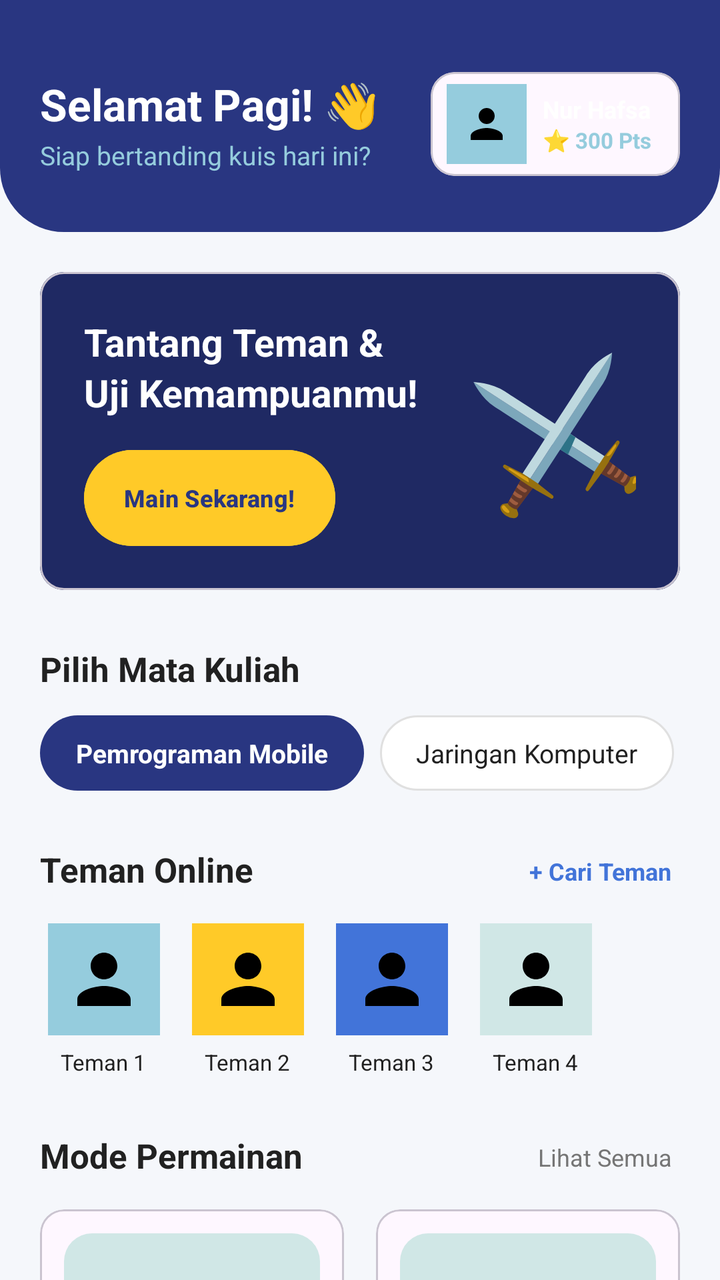
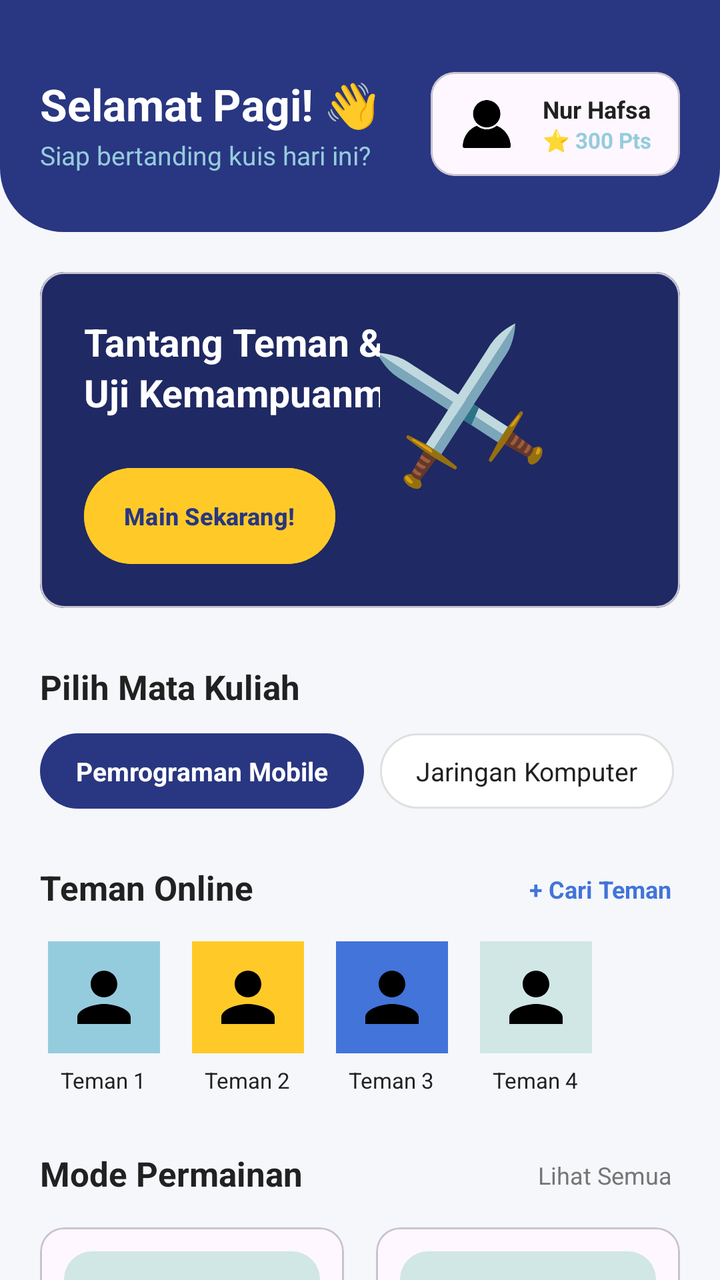

An Android layout rendered at two revisions. The XML below is the earlier revision; the diff shows what the commit changed to produce the second picture.
<!-- AndroidManifest.xml: application theme Theme.UTSklp3Mobile -->
<!-- res/layout/fragment_home.xml -->
<?xml version="1.0" encoding="utf-8"?>
<ScrollView xmlns:android="http://schemas.android.com/apk/res/android"
    xmlns:app="http://schemas.android
    .com/apk/res-auto"
    android:layout_width="match_parent"
    android:layout_height="match_parent"
    android:fillViewport="true"
    android:background="#F5F7FB"
    android:scrollbars="none">

    <LinearLayout
        android:layout_width="match_parent"
        android:layout_height="wrap_content"
        android:orientation="vertical"
        android:paddingBottom="90dp">

        
        <LinearLayout
            android:layout_width="match_parent"
            android:layout_height="wrap_content"
            android:background="@drawable/bg_header_curve"
            android:orientation="vertical"
            android:paddingHorizontal="20dp"
            android:paddingTop="36dp"
            android:paddingBottom="28dp">

            <LinearLayout
                android:layout_width="match_parent"
                android:layout_height="wrap_content"
                android:gravity="center_vertical"
                android:orientation="horizontal">

                <LinearLayout
                    android:layout_width="0dp"
                    android:layout_height="wrap_content"
                    android:layout_weight="1"
                    android:orientation="vertical">

                    <TextView
                        android:id="@+id/tvHomeUserName"
                        android:layout_width="wrap_content"
                        android:layout_height="wrap_content"
                        android:text="Selamat Pagi! 👋"
                        android:textColor="@color/white"
                        android:textSize="22sp"
                        android:textStyle="bold" />

                    <TextView
                        android:layout_width="wrap_content"
                        android:layout_height="wrap_content"
                        android:layout_marginTop="2dp"
                        android:text="Siap bertanding kuis hari ini?"
                        android:textColor="#95CCDD"
                        android:textSize="13sp" />
                </LinearLayout>

                
                <com.google.android.material.card.MaterialCardView
                    android:id="@+id/cardProfileRight"
                    android:layout_width="wrap_content"
                    android:layout_height="wrap_content"
                    android:layout_marginStart="12dp"
                    android:clickable="true"
                    android:focusable="true"
                    app:cardBackgroundColor="@color/dark_blue"
                    app:cardCornerRadius="28dp"
                    app:cardElevation="0dp"
                    app:strokeWidth="0dp">

                    <LinearLayout
                        android:layout_width="wrap_content"
                        android:layout_height="wrap_content"
                        android:gravity="center_vertical"
                        android:orientation="horizontal"
                        android:paddingStart="8dp"
                        android:paddingEnd="14dp"
                        android:paddingVertical="6dp">

                        <ImageView
                            android:id="@+id/ivProfileHeaderBg"
                            android:layout_width="40dp"
                            android:layout_height="40dp"
                            android:background="@drawable/bg_circle_avatar_1"
                            android:padding="8dp"
                            android:src="@drawable/ic_person"
                            app:tint="@color/primary" />

                        <LinearLayout
                            android:layout_width="wrap_content"
                            android:layout_height="wrap_content"
                            android:layout_marginStart="8dp"
                            android:orientation="vertical">

                            <TextView
                                android:id="@+id/tvProfileName"
                                android:layout_width="wrap_content"
                                android:layout_height="wrap_content"
                                android:ellipsize="end"
                                android:maxLines="1"
                                android:maxWidth="80dp"
                                android:text="Nur Hafsa"
                                android:textColor="@color/white"
                                android:textSize="12sp"
                                android:textStyle="bold" />

                            <TextView
                                android:id="@+id/tvHomePoints"
                                android:layout_width="wrap_content"
                                android:layout_height="wrap_content"
                                android:text="⭐ 300 Pts"
                                android:textColor="#95CCDD"
                                android:textSize="11sp"
                                android:textStyle="bold" />
                        </LinearLayout>
                    </LinearLayout>
                </com.google.android.material.card.MaterialCardView>
            </LinearLayout>
        </LinearLayout>

        
        <LinearLayout
            android:layout_width="match_parent"
            android:layout_height="wrap_content"
            android:orientation="vertical"
            android:paddingHorizontal="20dp"
            android:paddingTop="20dp">

            
            <com.google.android.material.card.MaterialCardView
                android:id="@+id/cardStartBattle"
                android:layout_width="match_parent"
                android:layout_height="wrap_content"
                android:layout_marginBottom="28dp"
                android:clickable="true"
                android:focusable="true"
                app:cardBackgroundColor="@color/primary"
                app:cardCornerRadius="28dp"
                app:cardElevation="4dp">

                <RelativeLayout
                    android:layout_width="match_parent"
                    android:layout_height="wrap_content"
                    android:background="@color/dark_blue"
                    android:padding="22dp">

                    
                    <TextView
                        android:id="@+id/tvHeroIcon"
                        android:layout_width="wrap_content"
                        android:layout_height="wrap_content"
                        android:layout_alignParentEnd="true"
                        android:layout_centerVertical="true"
                        android:alpha="0.95"
                        android:rotation="-12"
                        android:text="⚔️"
                        android:textSize="64sp" />

                    <LinearLayout
                        android:layout_width="match_parent"
                        android:layout_height="wrap_content"
                        android:layout_toStartOf="@id/tvHeroIcon"
                        android:orientation="vertical">

                        <TextView
                            android:layout_width="wrap_content"
                            android:layout_height="wrap_content"
                            android:text="Tantang Teman &amp;\nUji Kemampuanmu!"
                            android:textColor="@color/white"
                            android:textSize="19sp"
                            android:textStyle="bold"
                            android:lineSpacingExtra="3dp" />

                        <com.google.android.material.button.MaterialButton
                            android:id="@+id/btnPlayNow"
                            android:layout_width="wrap_content"
                            android:layout_height="wrap_content"
                            android:layout_marginTop="16dp"
                            android:insetTop="0dp"
                            android:insetBottom="0dp"
                            android:paddingHorizontal="20dp"
                            android:text="Main Sekarang!"
                            android:textColor="@color/primary"
                            android:textSize="12sp"
                            android:textStyle="bold"
                            android:backgroundTint="@color/butter_yellow"
                            app:backgroundTint="@color/butter_yellow"
                            app:cornerRadius="20dp"
                            app:strokeWidth="0dp" />
                    </LinearLayout>
                </RelativeLayout>
            </com.google.android.material.card.MaterialCardView>

            
            <TextView
                android:layout_width="wrap_content"
                android:layout_height="wrap_content"
                android:text="Pilih Mata Kuliah"
                android:textColor="@color/black"
                android:textSize="17sp"
                android:textStyle="bold" />

            <HorizontalScrollView
                android:layout_width="match_parent"
                android:layout_height="wrap_content"
                android:layout_marginTop="12dp"
                android:layout_marginBottom="28dp"
                android:clipToPadding="false"
                android:scrollbars="none">

                <LinearLayout
                    android:layout_width="wrap_content"
                    android:layout_height="wrap_content"
                    android:orientation="horizontal">

                    <TextView
                        android:id="@+id/tvMatkulMobile"
                        android:layout_width="wrap_content"
                        android:layout_height="wrap_content"
                        android:layout_marginEnd="8dp"
                        android:background="@drawable/bg_chip_primary"
                        android:clickable="true"
                        android:focusable="true"
                        android:paddingHorizontal="18dp"
                        android:paddingVertical="10dp"
                        android:text="Pemrograman Mobile"
                        android:textColor="@color/white"
                        android:textSize="13sp"
                        android:textStyle="bold" />

                    <TextView
                        android:id="@+id/tvMatkulJarkom"
                        android:layout_width="wrap_content"
                        android:layout_height="wrap_content"
                        android:layout_marginEnd="8dp"
                        android:background="@drawable/bg_chip_unselected"
                        android:clickable="true"
                        android:focusable="true"
                        android:paddingHorizontal="18dp"
                        android:paddingVertical="10dp"
                        android:text="Jaringan Komputer"
                        android:textColor="@color/black"
                        android:textSize="13sp" />

                    <TextView
                        android:id="@+id/tvMatkulSistop"
                        android:layout_width="wrap_content"
                        android:layout_height="wrap_content"
                        android:layout_marginEnd="8dp"
                        android:background="@drawable/bg_chip_unselected"
                        android:clickable="true"
                        android:focusable="true"
                        android:paddingHorizontal="18dp"
                        android:paddingVertical="10dp"
                        android:text="Sistem Operasi"
                        android:textColor="@color/black"
                        android:textSize="13sp" />

                    <TextView
                        android:id="@+id/tvMatkulBasdat"
                        android:layout_width="wrap_content"
                        android:layout_height="wrap_content"
                        android:background="@drawable/bg_chip_unselected"
                        android:clickable="true"
                        android:focusable="true"
                        android:paddingHorizontal="18dp"
                        android:paddingVertical="10dp"
                        android:text="Basis Data"
                        android:textColor="@color/black"
                        android:textSize="13sp" />
                </LinearLayout>
            </HorizontalScrollView>

            
            <RelativeLayout
                android:layout_width="match_parent"
                android:layout_height="wrap_content"
                android:layout_marginBottom="14dp">

                <TextView
                    android:layout_width="wrap_content"
                    android:layout_height="wrap_content"
                    android:layout_alignParentStart="true"
                    android:text="Teman Online"
                    android:textColor="@color/black"
                    android:textSize="17sp"
                    android:textStyle="bold" />

                <TextView
                    android:id="@+id/tvAddFriend"
                    android:layout_width="wrap_content"
                    android:layout_height="wrap_content"
                    android:layout_alignParentEnd="true"
                    android:layout_centerVertical="true"
                    android:padding="4dp"
                    android:text="+ Cari Teman"
                    android:textColor="@color/secondary"
                    android:textSize="12sp"
                    android:textStyle="bold" />
            </RelativeLayout>

            <HorizontalScrollView
                android:layout_width="match_parent"
                android:layout_height="wrap_content"
                android:layout_marginBottom="28dp"
                android:scrollbars="none">

                <LinearLayout
                    android:layout_width="wrap_content"
                    android:layout_height="wrap_content"
                    android:orientation="horizontal">

                    <LinearLayout
                        android:layout_width="64dp"
                        android:layout_height="wrap_content"
                        android:layout_marginEnd="8dp"
                        android:gravity="center_horizontal"
                        android:orientation="vertical">

                        <ImageView
                            android:layout_width="56dp"
                            android:layout_height="56dp"
                            android:background="@drawable/bg_circle_avatar_1"
                            android:padding="8dp"
                            android:src="@drawable/ic_person" />

                        <TextView
                            android:layout_width="wrap_content"
                            android:layout_height="wrap_content"
                            android:layout_marginTop="6dp"
                            android:text="Teman 1"
                            android:textColor="@color/black"
                            android:textSize="11sp" />
                    </LinearLayout>

                    <LinearLayout
                        android:layout_width="64dp"
                        android:layout_height="wrap_content"
                        android:layout_marginEnd="8dp"
                        android:gravity="center_horizontal"
                        android:orientation="vertical">

                        <ImageView
                            android:layout_width="56dp"
                            android:layout_height="56dp"
                            android:background="@drawable/bg_circle_avatar_2"
                            android:padding="8dp"
                            android:src="@drawable/ic_person" />

                        <TextView
                            android:layout_width="wrap_content"
                            android:layout_height="wrap_content"
                            android:layout_marginTop="6dp"
                            android:text="Teman 2"
                            android:textColor="@color/black"
                            android:textSize="11sp" />
                    </LinearLayout>

                    <LinearLayout
                        android:layout_width="64dp"
                        android:layout_height="wrap_content"
                        android:layout_marginEnd="8dp"
                        android:gravity="center_horizontal"
                        android:orientation="vertical">

                        <ImageView
                            android:layout_width="56dp"
                            android:layout_height="56dp"
                            android:background="@drawable/bg_circle_avatar_3"
                            android:padding="8dp"
                            android:src="@drawable/ic_person" />

                        <TextView
                            android:layout_width="wrap_content"
                            android:layout_height="wrap_content"
                            android:layout_marginTop="6dp"
                            android:text="Teman 3"
                            android:textColor="@color/black"
                            android:textSize="11sp" />
                    </LinearLayout>

                    <LinearLayout
                        android:layout_width="64dp"
                        android:layout_height="wrap_content"
                        android:gravity="center_horizontal"
                        android:orientation="vertical">

                        <ImageView
                            android:layout_width="56dp"
                            android:layout_height="56dp"
                            android:background="@drawable/bg_circle_avatar_4"
                            android:padding="8dp"
                            android:src="@drawable/ic_person" />

                        <TextView
                            android:layout_width="wrap_content"
                            android:layout_height="wrap_content"
                            android:layout_marginTop="6dp"
                            android:text="Teman 4"
                            android:textColor="@color/black"
                            android:textSize="11sp" />
                    </LinearLayout>
                </LinearLayout>
            </HorizontalScrollView>

            
            <RelativeLayout
                android:layout_width="match_parent"
                android:layout_height="wrap_content"
                android:layout_marginBottom="14dp">

                <TextView
                    android:layout_width="wrap_content"
                    android:layout_height="wrap_content"
                    android:layout_alignParentStart="true"
                    android:text="Mode Permainan"
                    android:textColor="@color/black"
                    android:textSize="17sp"
                    android:textStyle="bold" />

                <TextView
                    android:id="@+id/tvViewAllDiscovery"
                    android:layout_width="wrap_content"
                    android:layout_height="wrap_content"
                    android:layout_alignParentEnd="true"
                    android:layout_centerVertical="true"
                    android:padding="4dp"
                    android:text="Lihat Semua"
                    android:textColor="@color/gray"
                    android:textSize="12sp" />
            </RelativeLayout>

            <LinearLayout
                android:layout_width="match_parent"
                android:layout_height="wrap_content"
                android:orientation="horizontal">

                
                <com.google.android.material.card.MaterialCardView
                    android:id="@+id/cardRankedBattle"
                    android:layout_width="0dp"
                    android:layout_height="match_parent"
                    android:layout_marginEnd="8dp"
                    android:layout_weight="1"
                    android:clickable="true"
                    android:focusable="true"
                    app:cardBackgroundColor="#F8FAFC"
                    app:cardCornerRadius="22dp"
                    app:cardElevation="0dp"
                    app:strokeColor="#E2E8F0"
                    app:strokeWidth="1dp">

                    <LinearLayout
                        android:layout_width="match_parent"
                        android:layout_height="wrap_content"
                        android:orientation="vertical"
                        android:padding="12dp">

                        <TextView
                            android:layout_width="match_parent"
                            android:layout_height="90dp"
                            android:background="@drawable/bg_rounded_card_inner"
                            android:gravity="center"
                            android:text="🏆"
                            android:textSize="38sp" />

                        <TextView
                            android:layout_width="wrap_content"
                            android:layout_height="wrap_content"
                            android:layout_marginTop="12dp"
                            android:text="Ranked Arena"
                            android:textColor="@color/primary"
                            android:textSize="14sp"
                            android:textStyle="bold" />

                        <TextView
                            android:layout_width="wrap_content"
                            android:layout_height="wrap_content"
                            android:layout_marginTop="3dp"
                            android:lineSpacingExtra="2dp"
                            android:text="Kurangi HP lawan dan kumpulkan poin!"
                            android:textColor="@color/gray"
                            android:textSize="11sp" />
                    </LinearLayout>
                </com.google.android.material.card.MaterialCardView>

                
                <com.google.android.material.card.MaterialCardView
                    android:id="@+id/cardAiQuiz"
                    android:layout_width="0dp"
                    android:layout_height="match_parent"
                    android:layout_marginStart="8dp"
                    android:layout_weight="1"
                    android:clickable="true"
                    android:focusable="true"
                    app:cardBackgroundColor="#F8FAFC"
                    app:cardCornerRadius="22dp"
                    app:cardElevation="0dp"
                    app:strokeColor="#E2E8F0"
                    app:strokeWidth="1dp">

                    <LinearLayout
                        android:layout_width="match_parent"
                        android:layout_height="wrap_content"
                        android:orientation="vertical"
                        android:padding="12dp">

                        <TextView
                            android:layout_width="match_parent"
                            android:layout_height="90dp"
                            android:background="@drawable/bg_rounded_card_inner"
                            android:gravity="center"
                            android:text="🤖"
                            android:textSize="38sp" />

                        <TextView
                            android:layout_width="wrap_content"
                            android:layout_height="wrap_content"
                            android:layout_marginTop="12dp"
                            android:text="AI Challenge"
                            android:textColor="@color/primary"
                            android:textSize="14sp"
                            android:textStyle="bold" />

                        <TextView
                            android:layout_width="wrap_content"
                            android:layout_height="wrap_content"
                            android:layout_marginTop="3dp"
                            android:lineSpacingExtra="2dp"
                            android:text="Soal kuis otomatis buatan AI!"
                            android:textColor="@color/gray"
                            android:textSize="11sp" />
                    </LinearLayout>
                </com.google.android.material.card.MaterialCardView>
            </LinearLayout>

        </LinearLayout>

    </LinearLayout>
</ScrollView>
<!-- resources referenced by this layout -->
<resources>
  <color name="black">#212121</color>
  <color name="butter_yellow">#FFCA28</color>
  <color name="dark_blue">#1F2963</color>
  <color name="gray">#757575</color>
  <color name="primary">#293681</color>
  <color name="secondary">#4274D9</color>
  <color name="white">#FFFFFF</color>
  <!-- drawable bg_chip_primary (drawable) -->
  <?xml version="1.0" encoding="utf-8"?>
  <shape xmlns:android="http://schemas.android.com/apk/res/android">
      <solid android:color="@color/primary" />
      <corners android:radius="30dp" />
  </shape>
  <!-- drawable bg_chip_unselected (drawable) -->
  <?xml version="1.0" encoding="utf-8"?>
  <shape xmlns:android="http://schemas.android.com/apk/res/android">
      <solid android:color="@color/white" />
      <corners android:radius="30dp" />
      <stroke android:width="1dp" android:color="#E0E0E0" />
  </shape>
  <!-- drawable bg_circle_avatar_1 (drawable) -->
  <?xml version="1.0" encoding="utf-8"?>
  <shape xmlns:android="http://schemas.android.com/apk/res/android">
      <solid android:color="@color/light_blue" />
      <shape android:shape="oval" />
  </shape>
  <!-- drawable bg_circle_avatar_2 (drawable) -->
  <?xml version="1.0" encoding="utf-8"?>
  <shape xmlns:android="http://schemas.android.com/apk/res/android">
      <solid android:color="@color/butter_yellow" />
      <shape android:shape="oval" />
  </shape>
  <!-- drawable bg_circle_avatar_3 (drawable) -->
  <?xml version="1.0" encoding="utf-8"?>
  <shape xmlns:android="http://schemas.android.com/apk/res/android">
      <solid android:color="@color/secondary" />
      <shape android:shape="oval" />
  </shape>
  <!-- drawable bg_circle_avatar_4 (drawable) -->
  <?xml version="1.0" encoding="utf-8"?>
  <shape xmlns:android="http://schemas.android.com/apk/res/android">
      <solid android:color="@color/background" />
      <shape android:shape="oval" />
  </shape>
  <!-- drawable bg_header_curve (drawable) -->
  <?xml version="1.0" encoding="utf-8"?>
  <shape xmlns:android="http://schemas.android.com/apk/res/android" android:shape="rectangle">
      <solid android:color="#293681"/>
      <corners android:bottomLeftRadius="32dp" android:bottomRightRadius="32dp"/>
  </shape>
  <!-- drawable bg_rounded_card_inner (drawable) -->
  <?xml version="1.0" encoding="utf-8"?>
  <shape xmlns:android="http://schemas.android.com/apk/res/android">
      <solid android:color="@color/background" />
      <corners android:radius="14dp" />
  </shape>
  <!-- drawable ic_person (drawable) -->
  <vector xmlns:android="http://schemas.android.com/apk/res/android"
      android:width="24dp"
      android:height="24dp"
      android:viewportWidth="24"
      android:viewportHeight="24">
    <path
        android:fillColor="#FF000000"
        android:pathData="M12,12c2.21,0 4,-1.79 4,-4s-1.79,-4 -4,-4 -4,1.79 -4,4 1.79,4 4,4zM12,14c-2.67,0 -8,1.34 -8,4v2h16v-2c0,-2.66 -5.33,-4 -8,-4z"/>
  </vector>
  <style name="Theme.UTSklp3Mobile" parent="Base.Theme.UTSklp3Mobile" />
  <color name="light_blue">#95CCDD</color>
  <color name="background">#D0E7E6</color>
  <style name="Base.Theme.UTSklp3Mobile" parent="Theme.Material3.DayNight.NoActionBar">
          
          <item name="colorPrimary">@color/primary</item>
          <item name="colorPrimaryDark">@color/primary_dark</item>
          <item name="colorSecondary">@color/secondary</item>
          <item name="android:statusBarColor">@color/primary</item>
          <item name="android:windowBackground">@color/background</item>
      </style>
  <color name="primary_dark">#1A245A</color>
</resources>

<!-- the commit's change to res/layout/fragment_home.xml (unified diff, before → after) -->
@@ -80,10 +80,8 @@
                             android:id="@+id/ivProfileHeaderBg"
                             android:layout_width="40dp"
                             android:layout_height="40dp"
-                            android:background="@drawable/bg_circle_avatar_1"
-                            android:padding="8dp"
-                            android:src="@drawable/ic_person"
-                            app:tint="@color/primary" />
+                            android:scaleType="centerCrop"
+                            android:src="@drawable/profil" />
 
                         <LinearLayout
                             android:layout_width="wrap_content"
@@ -99,7 +97,7 @@
                                 android:maxLines="1"
                                 android:maxWidth="80dp"
                                 android:text="Nur Hafsa"
-                                android:textColor="@color/white"
+                                android:textColor="@color/black"
                                 android:textSize="12sp"
                                 android:textStyle="bold" />
 
@@ -144,12 +142,13 @@
                     android:padding="22dp">
 
                     
+
                     <TextView
                         android:id="@+id/tvHeroIcon"
-                        android:layout_width="wrap_content"
-                        android:layout_height="wrap_content"
+                        android:layout_width="80dp"
+                        android:layout_height="87dp"
                         android:layout_alignParentEnd="true"
-                        android:layout_centerVertical="true"
+                        android:layout_marginEnd="48dp"
                         android:alpha="0.95"
                         android:rotation="-12"
                         android:text="⚔️"
@@ -162,13 +161,13 @@
                         android:orientation="vertical">
 
                         <TextView
-                            android:layout_width="wrap_content"
-                            android:layout_height="wrap_content"
+                            android:layout_width="202dp"
+                            android:layout_height="60dp"
+                            android:lineSpacingExtra="3dp"
                             android:text="Tantang Teman &amp;\nUji Kemampuanmu!"
                             android:textColor="@color/white"
                             android:textSize="19sp"
-                            android:textStyle="bold"
-                            android:lineSpacingExtra="3dp" />
+                            android:textStyle="bold" />
 
                         <com.google.android.material.button.MaterialButton
                             android:id="@+id/btnPlayNow"
@@ -478,7 +477,7 @@
                             android:layout_marginTop="3dp"
                             android:lineSpacingExtra="2dp"
                             android:text="Kurangi HP lawan dan kumpulkan poin!"
-                            android:textColor="@color/gray"
+                            android:textColor="@color/black"
                             android:textSize="11sp" />
                     </LinearLayout>
                 </com.google.android.material.card.MaterialCardView>
@@ -527,7 +526,7 @@
                             android:layout_marginTop="3dp"
                             android:lineSpacingExtra="2dp"
                             android:text="Soal kuis otomatis buatan AI!"
-                            android:textColor="@color/gray"
+                            android:textColor="@color/black"
                             android:textSize="11sp" />
                     </LinearLayout>
                 </com.google.android.material.card.MaterialCardView>
<!-- resource entries referenced after the edit -->
@@ -66,6 +66,7 @@
         android:fillColor="#FF000000"
         android:pathData="M12,12c2.21,0 4,-1.79 4,-4s-1.79,-4 -4,-4 -4,1.79 -4,4 1.79,4 4,4zM12,14c-2.67,0 -8,1.34 -8,4v2h16v-2c0,-2.66 -5.33,-4 -8,-4z"/>
   </vector>
+  <!-- drawable profil: png bitmap (drawable, 14228 bytes) -->
   <style name="Theme.UTSklp3Mobile" parent="Base.Theme.UTSklp3Mobile" />
   <color name="light_blue">#95CCDD</color>
   <color name="background">#D0E7E6</color>
